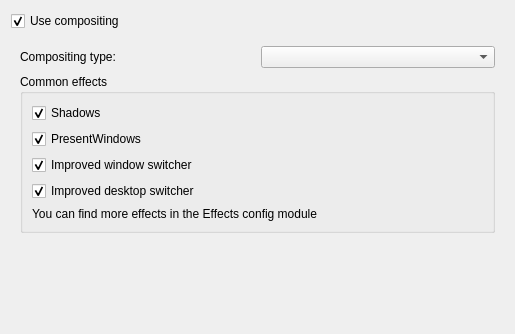
First picture: the form in kcmkwin/kwincompositing/main.ui, repository KDE/kwin, before the edit.
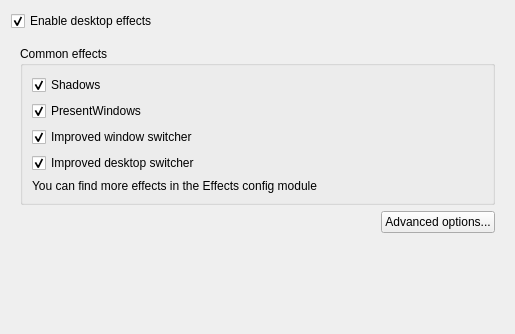
Second picture: the form after the edit.

Commit message: Make compositing config more user friendly by renaming Compositing to Desktop Effects and   putting advanced options into separate dialog.

What changed in the file:
```diff
--- a/kcmkwin/kwincompositing/main.ui
+++ b/kcmkwin/kwincompositing/main.ui
@@ -16,7 +16,7 @@
    <item>
     <widget class="QCheckBox" name="useCompositing" >
      <property name="text" >
-      <string>Use compositing</string>
+      <string>Enable desktop effects</string>
      </property>
      <property name="checked" >
       <bool>true</bool>
@@ -26,20 +26,6 @@
    <item>
     <widget class="QWidget" native="1" name="compositingOptionsContainer" >
      <layout class="QVBoxLayout" >
-      <item>
-       <layout class="QHBoxLayout" >
-        <item>
-         <widget class="QLabel" name="label_2" >
-          <property name="text" >
-           <string>Compositing type:</string>
-          </property>
-         </widget>
-        </item>
-        <item>
-         <widget class="QComboBox" name="compositingType" />
-        </item>
-       </layout>
-      </item>
       <item>
        <widget class="QGroupBox" name="groupBox" >
         <property name="title" >
@@ -96,6 +82,30 @@
         </layout>
        </widget>
       </item>
+      <item>
+       <layout class="QHBoxLayout" >
+        <item>
+         <spacer>
+          <property name="orientation" >
+           <enum>Qt::Horizontal</enum>
+          </property>
+          <property name="sizeHint" >
+           <size>
+            <width>101</width>
+            <height>20</height>
+           </size>
+          </property>
+         </spacer>
+        </item>
+        <item>
+         <widget class="QPushButton" name="advancedOptions" >
+          <property name="text" >
+           <string>Advanced options...</string>
+          </property>
+         </widget>
+        </item>
+       </layout>
+      </item>
      </layout>
     </widget>
    </item>
```
Left out of the diff: 16 changed lines with no effect on the pictures. The commit also changes 7 other files.
